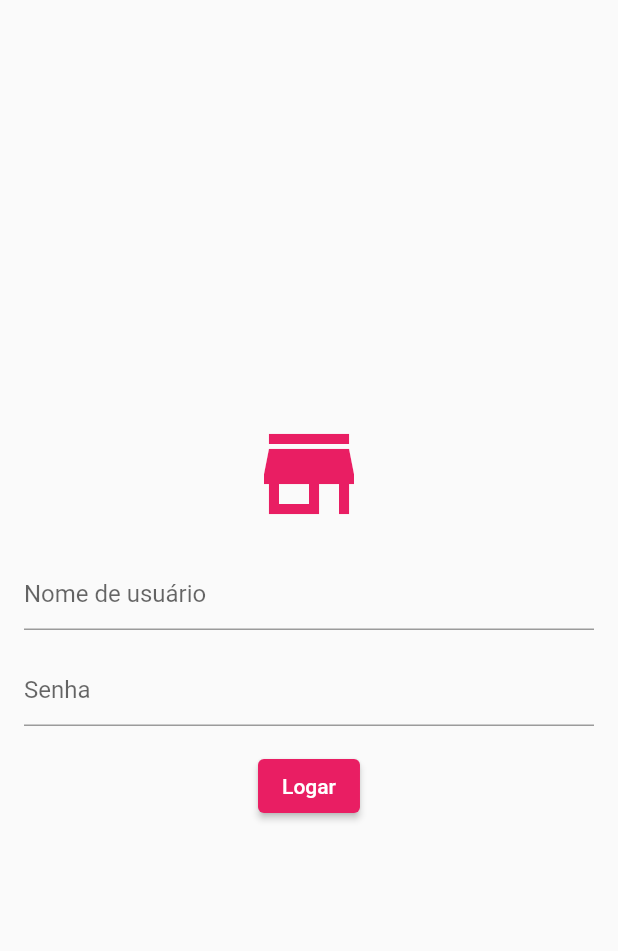
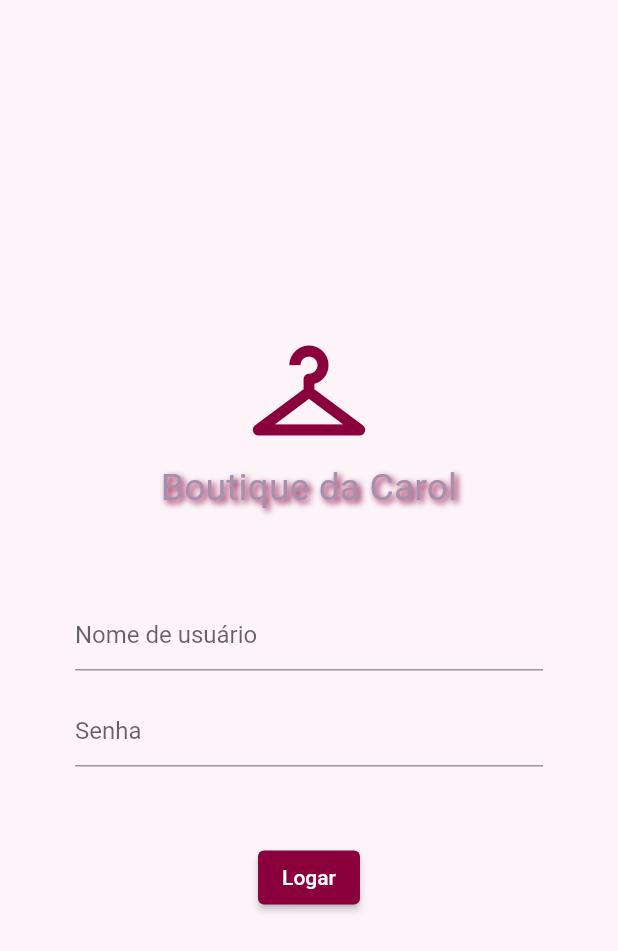
Before and after one commit to annakks/Flutter_, a Flutter app: the FinishPage screen opened directly with empty values, after a tap on "Voltar", on a phone screen of 412 x 824 dp. Shown: the top 951 px of the screen. Run offline on Flutter 3.47's test engine with Material 2 defaults, Android fonts, the phone set to English and light mode, and no system bars.

Commit message:
Design aplicado a aplicativos

```diff
--- a/ListView/lib/page/FinishPage.dart
+++ b/ListView/lib/page/FinishPage.dart
@@ -11,17 +11,38 @@ class FinishPage extends StatelessWidget {
   @override
   Widget build(BuildContext context) {
     return Scaffold(
-      appBar: AppBar(title: Text('Checkout')),
-      body: Center(
+      backgroundColor: Color(0xFFFCF4F9), // Cor dominante 60%
+      appBar: AppBar(
+        title: Text('Checkout'),
+        backgroundColor: Color(0xFFCF4D6F)
+        ),
+      body: Padding(
+        padding: EdgeInsets.all(20.0),
+        child: Center(
             child: Column(
               mainAxisAlignment: MainAxisAlignment.center,
               children: [
                 Icon(
-              Icons.store,
-              size: 80,
-              color: Colors.pink,
+                  Icons.checkroom,
+                  size: 90,
+                  color: Color(0xFF8A003C),
                 ),
-            SizedBox(height: 16),
+                SizedBox(height: 5),
+                Text(
+                  'Boutique da Carol',
+                  style: TextStyle(
+                    fontSize: 25,
+                    color: Color(0xFFA88FAC),
+                    shadows: [
+                      Shadow(
+                        color: Color(0xFF8A003C),
+                        offset: Offset(2, 2),
+                        blurRadius: 5,
+                      ),
+                    ],
+                  ),
+                ),
+                SizedBox(height: 60),
                 Text(
                   'Valor total da compra:',
                   style: TextStyle(fontSize: 20, fontWeight: FontWeight.bold),
@@ -30,16 +51,28 @@ class FinishPage extends StatelessWidget {
                   '\$ ${totalPrice.toStringAsFixed(2)}',
                   style: TextStyle(fontSize: 32, fontWeight: FontWeight.bold),
                 ),
+                SizedBox(height: 60),
+                Text(
+                  'Pedido Confirmado',
+                  style: TextStyle(
+                    fontSize: 25,
+                    color: Color(0xFFCF4D6F),
+                    fontWeight: FontWeight.bold
+                  ),
+                ),
                 SizedBox(height: 24),
                 Text(
-              'Pedido Confirmado!',
-              style: TextStyle(fontSize: 24, fontWeight: FontWeight.bold),
+                  'Agradedemos a Preferencia!',
+                  style: TextStyle(
+                    fontSize: 25,
+                    color: Color(0xFFCF4D6F),
+                    fontWeight: FontWeight.bold
+                  ),
                 ),
                 SizedBox(height: 24),
                 ElevatedButton(
                   onPressed: () {
-                Navigator.push(
-                  context,
+                    Navigator.push(context,
                         MaterialPageRoute(builder: (context) => LoginPage()));
                   },
                   child: Text('Voltar'),
@@ -47,6 +80,7 @@ class FinishPage extends StatelessWidget {
               ],
             ),
           ),
+        )
     );
   }
 }
--- a/ListView/lib/page/LoginPage.dart
+++ b/ListView/lib/page/LoginPage.dart
@@ -43,18 +43,34 @@ class _LoginPageState extends State<LoginPage> {
   @override
   Widget build(BuildContext context) {
     return Scaffold(
-      body: Center(
-        child: Padding(
-          padding: EdgeInsets.all(16.0),
+      backgroundColor: Color(0xFFFCF4F9), // Cor dominante 60%
+      body: Padding(
+        padding: EdgeInsets.all(50),
+        child: Center(
           child: Column(
             mainAxisAlignment: MainAxisAlignment.center,
             children: <Widget>[
               Icon(
-                Icons.store,
-                size: 80,
-                color: Colors.pink
+                Icons.checkroom,
+                size: 90,
+                color: Color(0xFF8A003C), //// cor secundaria 30%
               ),
-              SizedBox(height: 16),
+              SizedBox(height: 5),
+              Text(
+                'Boutique da Carol',
+                style: TextStyle(
+                  fontSize: 25,
+                  color: Color(0xFFA88FAC), /// cor secundária
+                  shadows: [
+                    Shadow(
+                      color: Color(0xFF8A003C),
+                      offset: Offset(2, 2),
+                      blurRadius: 5,
+                    ),
+                  ],
+                ),
+              ),
+              SizedBox(height: 60),
               TextField(
                 controller: _usernameController,
                 decoration: InputDecoration(
@@ -69,7 +85,7 @@ class _LoginPageState extends State<LoginPage> {
                   hintText: 'Senha',
                 ),
               ),
-              SizedBox(height: 16.0),
+              SizedBox(height: 50),
               ElevatedButton(
                 onPressed: _login,
                 child: Text('Logar'),
```
Also changed, not shown: ListView/lib/main.dart (+13 -1 lines), ListView/lib/page/CardPage.dart (+27 -6 lines), ListView/lib/page/DashboardPage.dart (+16 -4 lines). Lines whose indentation alone changed are shown as unchanged.
